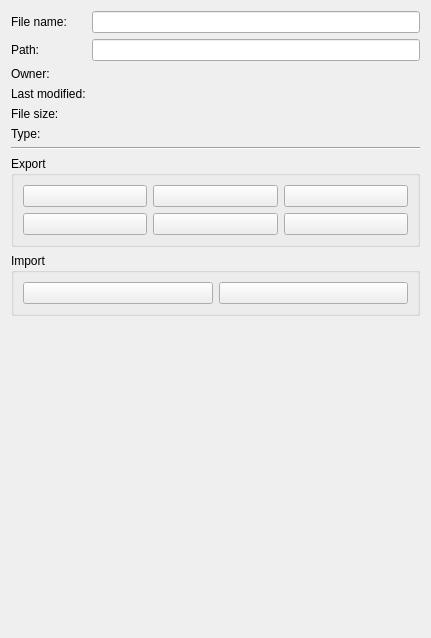
Qt form core/io/project.ui (KmolYuan/Pyslvs-UI) before a commit.
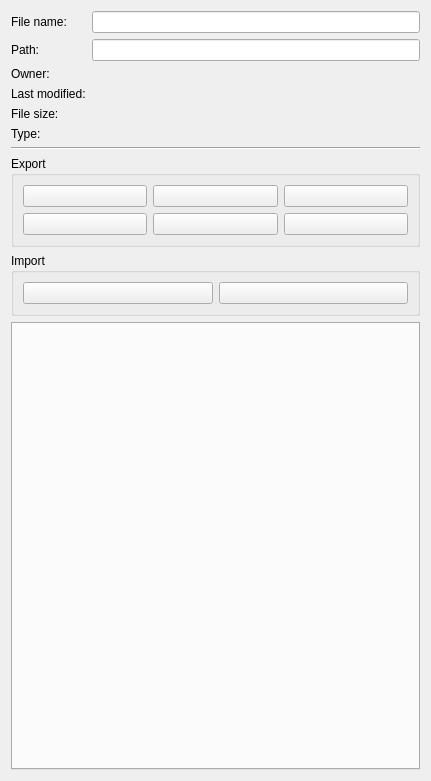
The same form after that commit. Icons and pictures are not drawn.

Commit message: "History" page has been merged in "Project" page.

The edit to the form file:
```diff
--- a/core/io/project.ui
+++ b/core/io/project.ui
@@ -7,7 +7,7 @@
     <x>0</x>
     <y>0</y>
     <width>431</width>
-    <height>638</height>
+    <height>781</height>
    </rect>
   </property>
   <property name="windowIcon">
@@ -249,17 +249,11 @@
     </widget>
    </item>
    <item>
-    <spacer name="verticalSpacer">
-     <property name="orientation">
-      <enum>Qt::Vertical</enum>
+    <widget class="QTabWidget" name="history_tabs">
+     <property name="currentIndex">
+      <number>-1</number>
      </property>
-     <property name="sizeHint" stdset="0">
-      <size>
-       <width>20</width>
-       <height>40</height>
-      </size>
-     </property>
-    </spacer>
+    </widget>
    </item>
   </layout>
  </widget>
```
Left out of the diff: 2 changed lines with no effect on the pictures. The commit also changes 6 other files.
